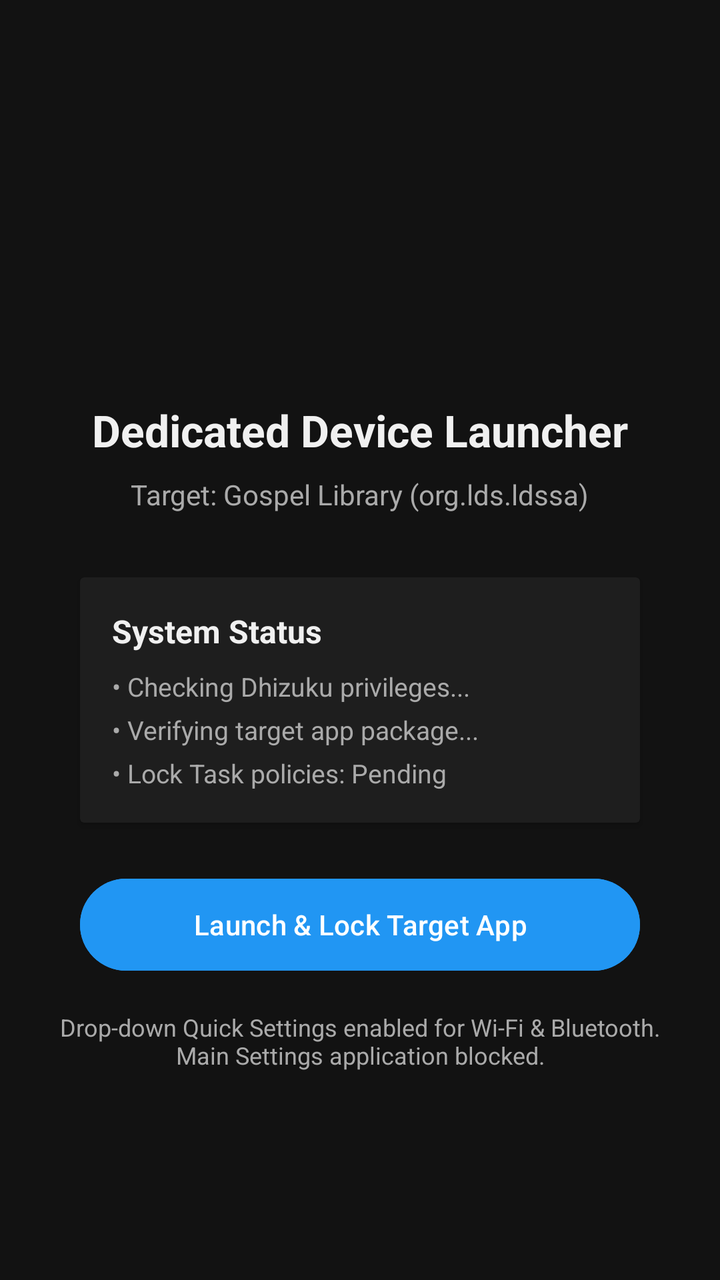
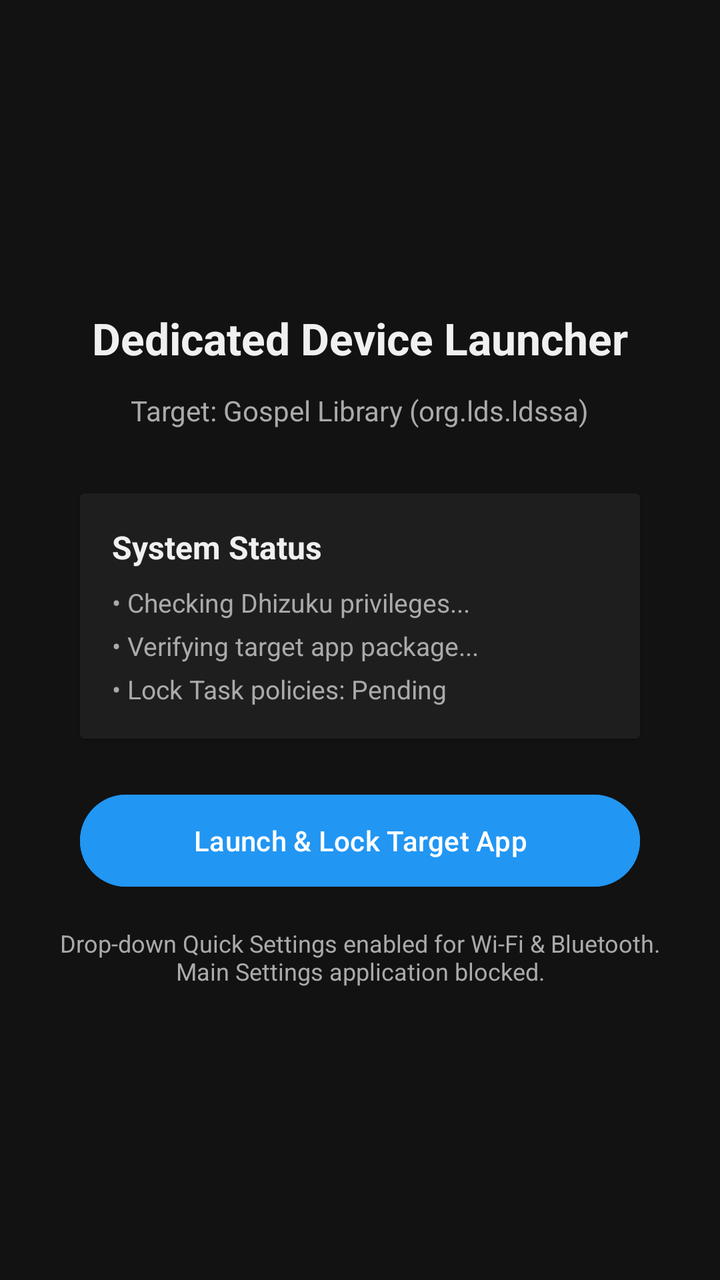

Screens rendered from an Android XML layout before and after an edit, with the pre-edit source and the edit as a unified diff.
<!-- AndroidManifest.xml: application theme Theme.AndroidCosuKiosk -->
<!-- res/layout/activity_launcher.xml -->
<?xml version="1.0" encoding="utf-8"?>
<LinearLayout xmlns:android="http://schemas.android.com/apk/res/android"
    android:layout_width="match_parent"
    android:layout_height="match_parent"
    android:background="@color/primary_dark"
    android:gravity="center"
    android:orientation="vertical"
    android:padding="24dp">

    
    <View
        android:id="@+id/secretAdminHotspot"
        android:layout_width="64dp"
        android:layout_height="64dp"
        android:layout_gravity="end"
        android:background="@android:color/transparent" />

    <TextView
        android:id="@+id/tvKioskTitle"
        android:layout_width="wrap_content"
        android:layout_height="wrap_content"
        android:layout_marginTop="32dp"
        android:text="Dedicated Device Launcher"
        android:textColor="@color/text_primary"
        android:textSize="22sp"
        android:textStyle="bold" />

    <TextView
        android:id="@+id/tvTargetStatus"
        android:layout_width="wrap_content"
        android:layout_height="wrap_content"
        android:layout_marginTop="8dp"
        android:text="Target: Gospel Library (org.lds.ldssa)"
        android:textColor="@color/text_secondary"
        android:textSize="14sp" />

    <androidx.cardview.widget.CardView
        android:layout_width="match_parent"
        android:layout_height="wrap_content"
        android:layout_marginTop="32dp"
        android:layout_marginHorizontal="16dp"
        android:backgroundTint="@color/card_bg">

        <LinearLayout
            android:layout_width="match_parent"
            android:layout_height="wrap_content"
            android:orientation="vertical"
            android:padding="16dp">

            <TextView
                android:id="@+id/tvStatusHeader"
                android:layout_width="wrap_content"
                android:layout_height="wrap_content"
                android:text="System Status"
                android:textColor="@color/text_primary"
                android:textSize="16sp"
                android:textStyle="bold" />

            <TextView
                android:id="@+id/tvDhizukuStatus"
                android:layout_width="wrap_content"
                android:layout_height="wrap_content"
                android:layout_marginTop="8dp"
                android:text="• Checking Dhizuku privileges..."
                android:textColor="@color/text_secondary"
                android:textSize="13sp" />

            <TextView
                android:id="@+id/tvAppInstallStatus"
                android:layout_width="wrap_content"
                android:layout_height="wrap_content"
                android:layout_marginTop="4dp"
                android:text="• Verifying target app package..."
                android:textColor="@color/text_secondary"
                android:textSize="13sp" />

            <TextView
                android:id="@+id/tvPolicyStatus"
                android:layout_width="wrap_content"
                android:layout_height="wrap_content"
                android:layout_marginTop="4dp"
                android:text="• Lock Task policies: Pending"
                android:textColor="@color/text_secondary"
                android:textSize="13sp" />

        </LinearLayout>
    </androidx.cardview.widget.CardView>

    <Button
        android:id="@+id/btnAction"
        android:layout_width="match_parent"
        android:layout_height="54dp"
        android:layout_marginHorizontal="16dp"
        android:layout_marginTop="24dp"
        android:backgroundTint="@color/accent_blue"
        android:text="@string/btn_launch"
        android:textColor="@color/white" />

    <TextView
        android:id="@+id/tvHelpHint"
        android:layout_width="wrap_content"
        android:layout_height="wrap_content"
        android:layout_marginTop="16dp"
        android:gravity="center"
        android:text="Drop-down Quick Settings enabled for Wi-Fi &amp; Bluetooth.\nMain Settings application blocked."
        android:textColor="@color/text_secondary"
        android:textSize="12sp" />

</LinearLayout>
<!-- resources referenced by this layout -->
<resources>
  <color name="accent_blue">#2196F3</color>
  <color name="card_bg">#1E1E1E</color>
  <color name="primary_dark">#121212</color>
  <color name="text_primary">#F0F0F0</color>
  <color name="text_secondary">#AAAAAA</color>
  <color name="white">#FFFFFFFF</color>
  <string name="btn_launch">Launch &amp; Lock Target App</string>
  <style name="Theme.AndroidCosuKiosk" parent="Theme.Material3.Dark.NoActionBar">
          <item name="android:statusBarColor">@color/primary_dark</item>
          <item name="android:navigationBarColor">@color/primary_dark</item>
          <item name="android:windowBackground">@color/primary_dark</item>
      </style>
</resources>

<!-- the commit's change to res/layout/activity_launcher.xml (unified diff, before → after) -->
@@ -8,18 +8,13 @@
     android:padding="24dp">
 
     
-    <View
-        android:id="@+id/secretAdminHotspot"
-        android:layout_width="64dp"
-        android:layout_height="64dp"
-        android:layout_gravity="end"
-        android:background="@android:color/transparent" />
-
     <TextView
         android:id="@+id/tvKioskTitle"
         android:layout_width="wrap_content"
         android:layout_height="wrap_content"
-        android:layout_marginTop="32dp"
+        android:clickable="true"
+        android:focusable="true"
+        android:padding="8dp"
         android:text="Dedicated Device Launcher"
         android:textColor="@color/text_primary"
         android:textSize="22sp"
@@ -29,7 +24,7 @@
         android:id="@+id/tvTargetStatus"
         android:layout_width="wrap_content"
         android:layout_height="wrap_content"
-        android:layout_marginTop="8dp"
+        android:layout_marginTop="4dp"
         android:text="Target: Gospel Library (org.lds.ldssa)"
         android:textColor="@color/text_secondary"
         android:textSize="14sp" />
